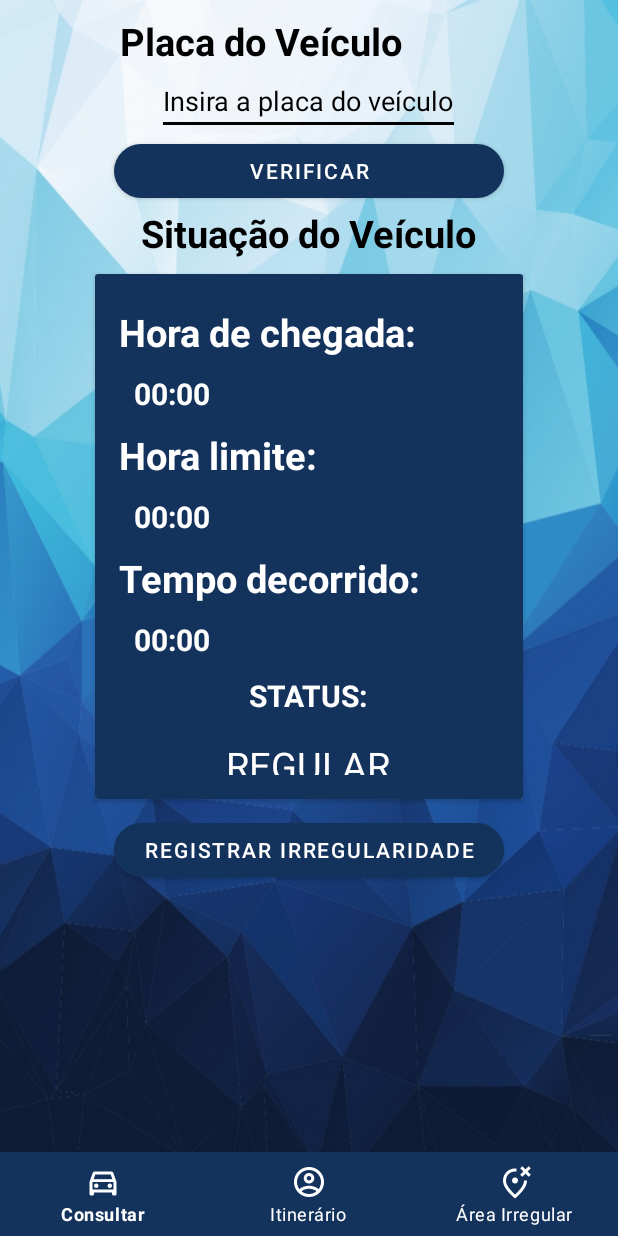
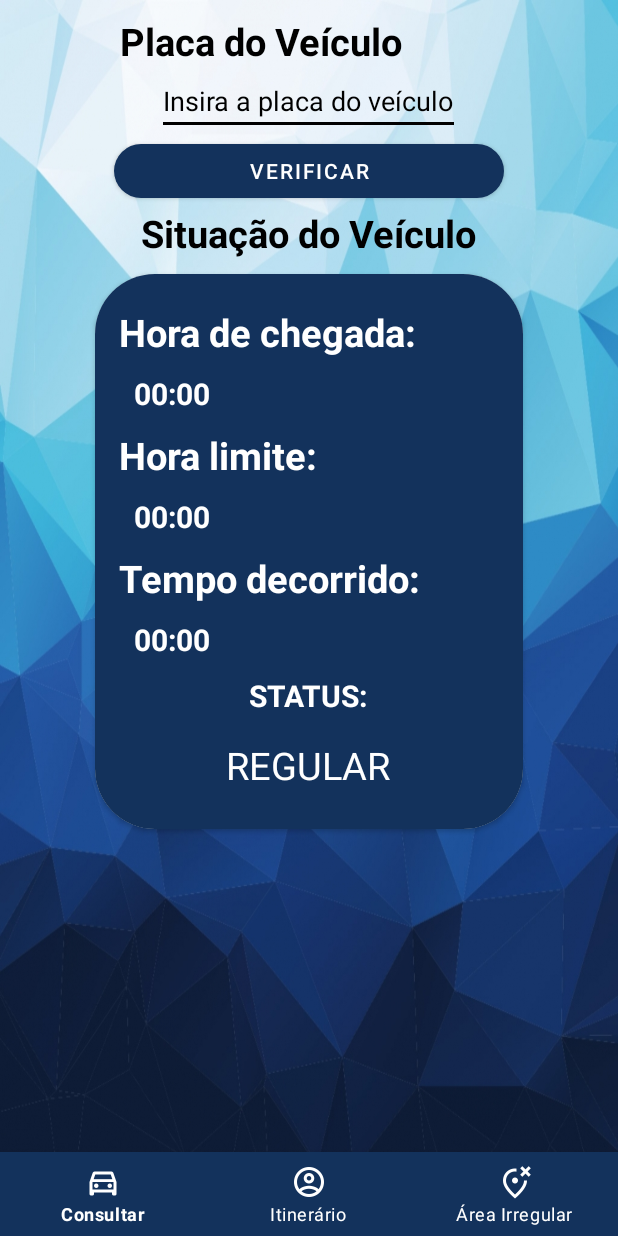
Before and after one commit to Elias-FS/AppZonaAzul, an Android app: the screen it shows after launch (ConsultaVeiculoActivity), on a phone screen of 412 x 824 dp. Run offline under Robolectric (Android 15) with nearby library versions, the phone set to English and light mode, and no system bars.

Commit message:
updade consultarVeiculo

```diff
--- a/front-end-fiscal/app/src/main/java/br/com/appzonaazul/ConsultaVeiculoActivity.kt
+++ b/front-end-fiscal/app/src/main/java/br/com/appzonaazul/ConsultaVeiculoActivity.kt
@@ -35,11 +35,6 @@ class ConsultaVeiculoActivity : AppCompatActivity() {
         binding = ActivityConsultaVeiculoBinding.inflate(layoutInflater)
         setContentView(binding.root)
 
-        binding.btnRegistrarIrregularidade.setOnClickListener {
-            //clicar para ir consultar o veiculo
-            abrirTelaRegistrarIrregularidade()
-
-        }
         tvHoraFim = findViewById(R.id.tvHoraFim)
         btnVerificar = findViewById(R.id.btnVerificar)
 
@@ -48,6 +43,13 @@ class ConsultaVeiculoActivity : AppCompatActivity() {
             hideMyKeyboard()
             consultaVeiculo(etPlaca.text.toString())
         }
+
+        binding.btnRegistrarIrregularidade.visibility = View.INVISIBLE
+        binding.btnRegistrarIrregularidade.setOnClickListener {
+            //clicar para ir consultar o veiculo
+            abrirTelaRegistrarIrregularidade()
+        }
+
 
         // Navegação dos botões da barra de menu
         binding.btnNavigation.setOnNavigationItemSelectedListener { item ->
@@ -103,12 +105,9 @@ class ConsultaVeiculoActivity : AppCompatActivity() {
                             if(it.tempoDecorrido().subSequence(3,5).toString().toInt()>0||
                                 it.tempoDecorrido().subSequence(6,8).toString().toInt()>0)
                                 tvStatus.text = "Irregular"
-
-
+                                binding.btnRegistrarIrregularidade.visibility = View.VISIBLE
                     }
                 }
-
-
             }
 
             override fun onFailure(call: Call<JsonArray>, t: Throwable) {
--- a/front-end-fiscal/app/src/main/res/layout/activity_consulta_veiculo.xml
+++ b/front-end-fiscal/app/src/main/res/layout/activity_consulta_veiculo.xml
@@ -52,10 +52,11 @@
 
     <androidx.cardview.widget.CardView
         android:layout_width="285dp"
-        android:layout_height="350dp"
+        android:layout_height="370dp"
         android:outlineAmbientShadowColor="@color/watergreen"
         android:layout_gravity="center_horizontal"
         android:layout_marginTop="10dp"
+        app:cardCornerRadius="40dp"
         >
 
         <androidx.appcompat.widget.LinearLayoutCompat
```
